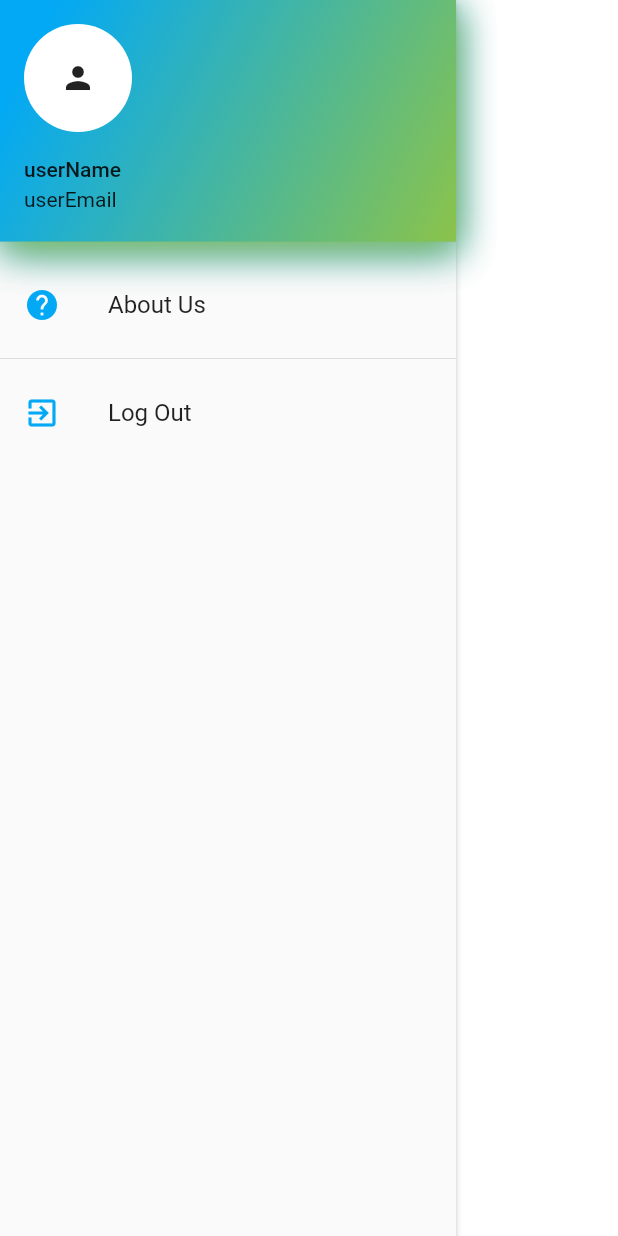
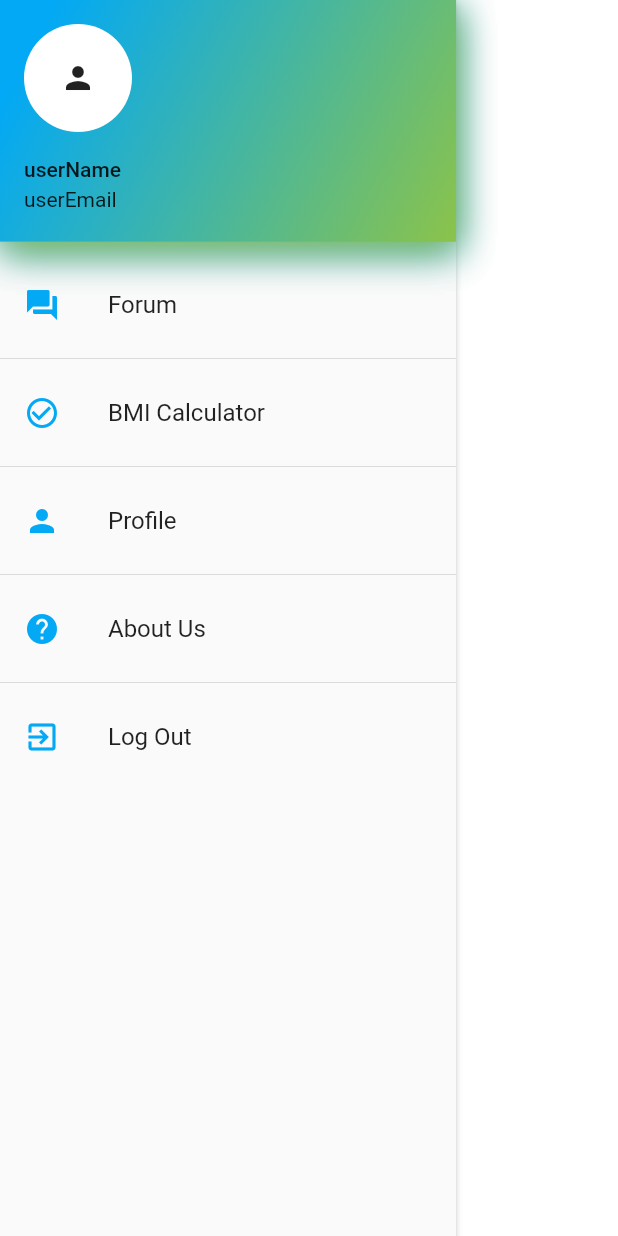
Before and after one commit to ishe19/velocityhealth, a Flutter app: the DrawerClass widget shown alone on an empty page, opened directly, on a phone screen of 412 x 824 dp. Run offline on Flutter 3.47's test engine with Material 2 defaults, Android fonts, the light colour scheme and no system bars; our stand-ins replace clay_containers, flutter_svg, font_awesome_flutter; missing offline and left inert: neumorphic.

Commit message:
profile page updated

```diff
--- a/lib/pages/log_in.dart
+++ b/lib/pages/log_in.dart
@@ -416,7 +416,7 @@ class _LoginPageState extends State<LoginPage>
                       onPressed: () {
                           // validateAndSubmit();
                           // TODO UNCOMMNENT THIS OUT ONCE DONE WITH PROJECTS
-                          Navigator.pushReplacement(context, MaterialPageRoute(builder: (context) => LandingPage()));
+                          Navigator.pushReplacement(context, MaterialPageRoute(builder: (context) => Home()));
                       }
                 ),
                 )],
--- a/lib/utils/drawer.dart
+++ b/lib/utils/drawer.dart
@@ -2,6 +2,7 @@ import 'package:flutter/material.dart';
 import 'package:velocityhealth/bmi_calculator/input_page/input_page.dart';
 import 'package:velocityhealth/pages/forum.dart';
 import 'package:velocityhealth/pages/log_in.dart';
+import 'package:velocityhealth/pages/profile.dart';
 import 'package:velocityhealth/utils/uidata.dart';
 
 
@@ -13,6 +14,9 @@ class DrawerClass extends StatefulWidget {
 
   static const int Settings = 0;
   static const int ABOUT = 1;
+  static const int Forum = 2;
+  static const int BMI_Calculator = 3;
+  static const int Profile = 4;
 
 
   //dropdown menu options
@@ -84,6 +88,37 @@ class _DrawerClassState extends State<DrawerClass> {
           Expanded(
             child: ListView(
               children: <Widget>[
+
+
+                ListTile(
+                  //Settings
+                  title: Text("Forum"),
+                  leading: Icon(Icons.forum, color: Uidata.primaryColor,),
+                  onTap: () {
+                    Navigator.pushReplacement(context, MaterialPageRoute(builder: (context) => ForumPage(title: "Forum",)));
+                  },
+                ),
+                Divider(),
+                ListTile(
+                  //Settings
+                  title: Text("BMI Calculator"),
+                  leading: Icon(Icons.check_circle_outline, color: Uidata.primaryColor,),
+                  onTap: () {
+                    Navigator.pushReplacement(context, MaterialPageRoute(builder: (context) => InputPage()));
+                  },
+
+                ),
+                Divider(),
+                ListTile(
+                  //Settings
+                  title: Text("Profile"),
+                  leading: Icon(Icons.person, color: Uidata.primaryColor),
+                  onTap: () {
+                    Navigator.pushReplacement(context, MaterialPageRoute(builder: (context) => UserProfilePage()));
+                  },
+
+                ),
+                Divider(),
                 ListTile(
                   //Settings
                   title: Text("About Us"),
@@ -92,8 +127,8 @@ class _DrawerClassState extends State<DrawerClass> {
                     // Navigator.pushReplacement(context, MaterialPageRoute(builder: (context) => Loading2Refresh(widget.userName, widget.userEmail)));
                   },
                 ),
+
                 Divider(),
-
                 ListTile(
                   //Settings
                   title: Text("Log Out"),
@@ -103,6 +138,12 @@ class _DrawerClassState extends State<DrawerClass> {
                   },
 
                 ),
+
+
+
+
+
+
               ],
             ),
           )
```
